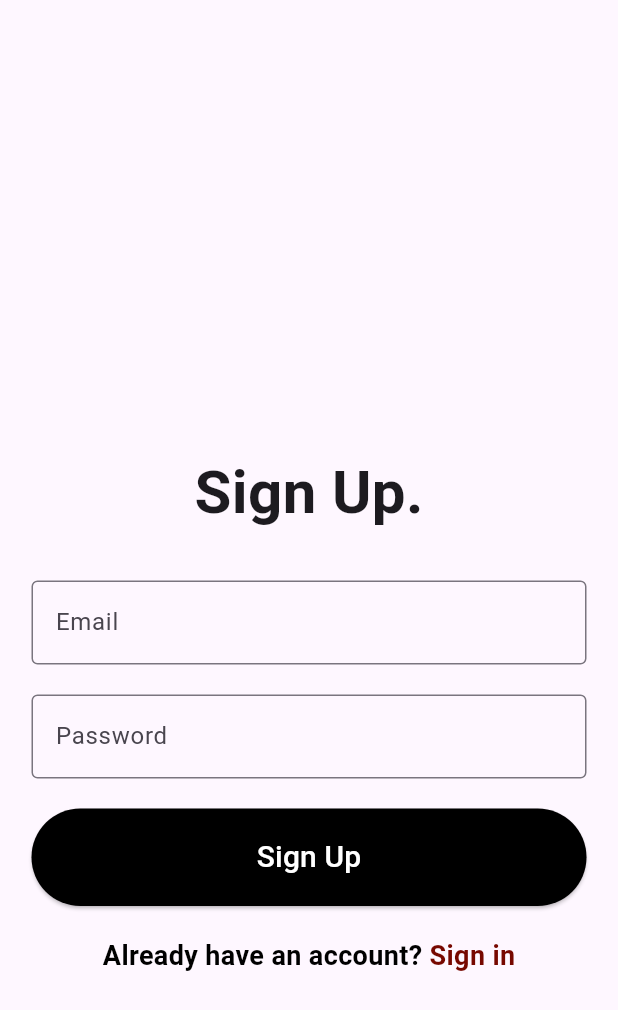
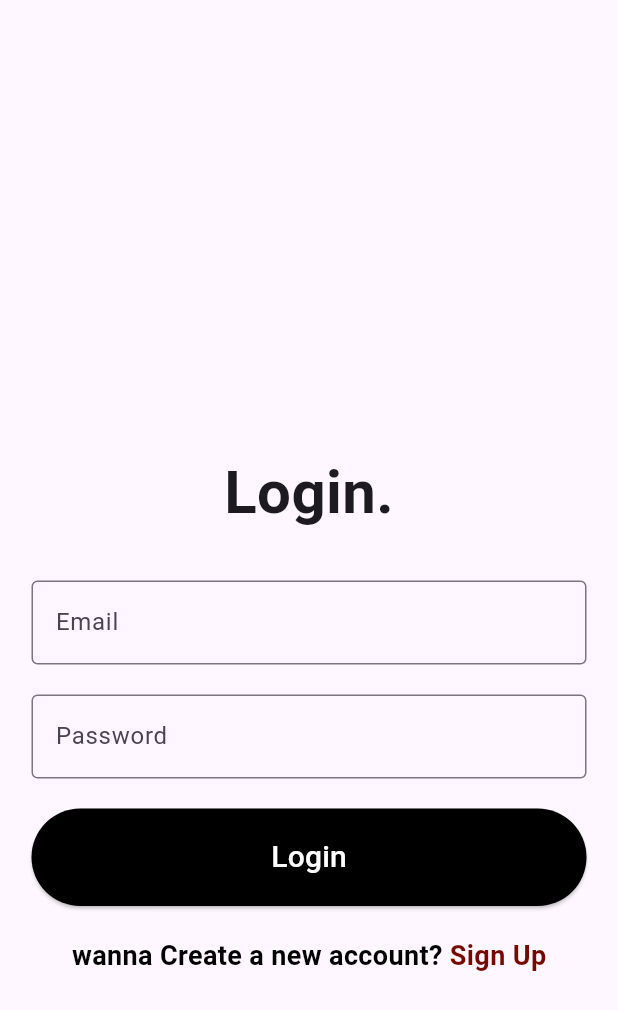
Before and after one commit to alaa-gnt/Full_flutter_firebase_integration, a Flutter app: the screen it shows after launch, after a tap on "Sign in", on a phone screen of 412 x 824 dp. Shown: the top 1010 px of the screen. Run offline on Flutter 3.47's test engine with Material 3 defaults, Android fonts, the phone set to English and light mode, and no system bars; our stand-ins replace firebase_auth, firebase_core; accounts and stored records are empty; network calls fail.

Commit message:
Add simple home page for testing, separate sign_up_page from main file, fix routing issue, and update login status handling

```diff
--- a/lib/Login_page.dart
+++ b/lib/Login_page.dart
@@ -0,0 +1,135 @@
+import 'package:flutter/material.dart';
+import 'package:firebase_auth/firebase_auth.dart';
+
+class LoginPage extends StatefulWidget {
+  const LoginPage({super.key});
+
+  @override
+  State<LoginPage> createState() => _LoginPageState();
+}
+
+class _LoginPageState extends State<LoginPage> {
+  final TextEditingController _emailEntryController = TextEditingController();
+  final TextEditingController _passwordEntryController =
+      TextEditingController();
+
+  @override
+  void dispose() {
+    _emailEntryController.dispose();
+    _passwordEntryController.dispose();
+    super.dispose();
+  }
+
+  // function that retrive the login infos
+
+  Future<void> signInWithEmailAndPassword() async {
+    try {
+      final userCredential = await FirebaseAuth.instance
+          .signInWithEmailAndPassword(
+            email: _emailEntryController.text.trim(),
+            password: _passwordEntryController.text.trim(),
+          );
+      // Use the credential for debugging / further logic
+      print(userCredential);
+    } on FirebaseAuthException catch (e) {
+      print('Error: ${e.message}');
+    }
+  }
+
+  @override
+  Widget build(BuildContext context) {
+    return Scaffold(
+      body: Center(
+        child: Column(
+          children: [
+            SizedBox(height: 300),
+            Text(
+              "Login.",
+              style: TextStyle(fontSize: 40, fontWeight: FontWeight.bold),
+            ),
+
+            SizedBox(height: 30),
+
+            // email Text Field
+            Container(
+              width: 370,
+              child: TextField(
+                controller: _emailEntryController,
+                decoration: InputDecoration(
+                  border: OutlineInputBorder(),
+                  labelText: 'Email',
+                ),
+              ),
+            ),
+
+            SizedBox(height: 20),
+
+            // password Text Field
+            Container(
+              width: 370,
+              child: TextField(
+                controller: _passwordEntryController,
+                obscureText: true,
+                decoration: InputDecoration(
+                  border: OutlineInputBorder(),
+                  labelText: 'Password',
+                ),
+              ),
+            ),
+
+            SizedBox(height: 20),
+
+            // Sign Up Button
+            Container(
+              width: 370,
+              height: 65,
+              child: ElevatedButton(
+                style: ElevatedButton.styleFrom(backgroundColor: Colors.black),
+                onPressed: () async {
+                  await signInWithEmailAndPassword();
+                },
+                child: Text(
+                  "Login",
+                  style: TextStyle(fontSize: 20, color: Colors.white),
+                ),
+              ),
+            ),
+
+            SizedBox(height: 20),
+
+            // Sign In Button
+            Row(
+              mainAxisAlignment: MainAxisAlignment.center,
+              children: [
+                Text(
+                  'wanna Create a new account? ',
+                  style: TextStyle(
+                    fontSize: 18,
+                    color: Colors.black,
+                    fontWeight: FontWeight.bold,
+                  ),
+                ),
+
+                InkWell(
+                  onTap: () {
+                    // Navigate back to the Sign Up page using a named route
+                    Navigator.pushNamed(context, '/signup');
+                  },
+
+                  child: Text(
+                    'Sign Up',
+                    style: TextStyle(
+                      fontSize: 18,
+                      color: const Color.fromARGB(255, 119, 8, 0),
+                      fontWeight: FontWeight.bold,
+                    ),
+                  ),
+                ),
+              ],
+            ),
+          ],
+        ),
+      ),
+    );
+  }
+}
--- a/lib/main.dart
+++ b/lib/main.dart
@@ -1,4 +1,5 @@
 import 'package:flutter/material.dart';
+import './Login_page.dart' as login_page;
 import 'package:http/http.dart' as http;
 import 'dart:convert';
 import 'post_model.dart';
@@ -19,22 +20,28 @@ class MyApp extends StatelessWidget {
   Widget build(BuildContext context) {
     return MaterialApp(
       title: 'Flutter Demo',
+      debugShowCheckedModeBanner: false,
       theme: ThemeData(
         colorScheme: ColorScheme.fromSeed(seedColor: Colors.deepPurple),
       ),
-      home: const LoginPage(),
+      // Use named routes to avoid circular imports and simplify navigation
+      initialRoute: '/signup',
+      routes: {
+        '/signup': (context) => const SignUpPage(),
+        '/login': (context) => const login_page.LoginPage(),
+      },
     );
   }
 }
 
-class LoginPage extends StatefulWidget {
-  const LoginPage({super.key});
+class SignUpPage extends StatefulWidget {
+  const SignUpPage({super.key});
 
   @override
-  State<LoginPage> createState() => _LoginPageState();
+  State<SignUpPage> createState() => _SignUpPageState();
 }
 
-class _LoginPageState extends State<LoginPage> {
+class _SignUpPageState extends State<SignUpPage> {
   final TextEditingController _emailController = TextEditingController();
   final TextEditingController _passwordController = TextEditingController();
 
@@ -134,7 +141,15 @@ class _LoginPageState extends State<LoginPage> {
                 ),
 
                 InkWell(
-                  onTap: () {},
+                  onTap: () {
+                    // Navigate to the Login page defined in ./Login_page.dart
+                    Navigator.push(
+                      context,
+                      MaterialPageRoute(
+                        builder: (context) => login_page.LoginPage(),
+                      ),
+                    );
+                  },
 
                   child: Text(
                     'Sign in',
```
Also changed, not shown: lib/Home_page.dart (added, +29 -0 lines), lib/Sign_Up_page.dart (added), 1 other file.
